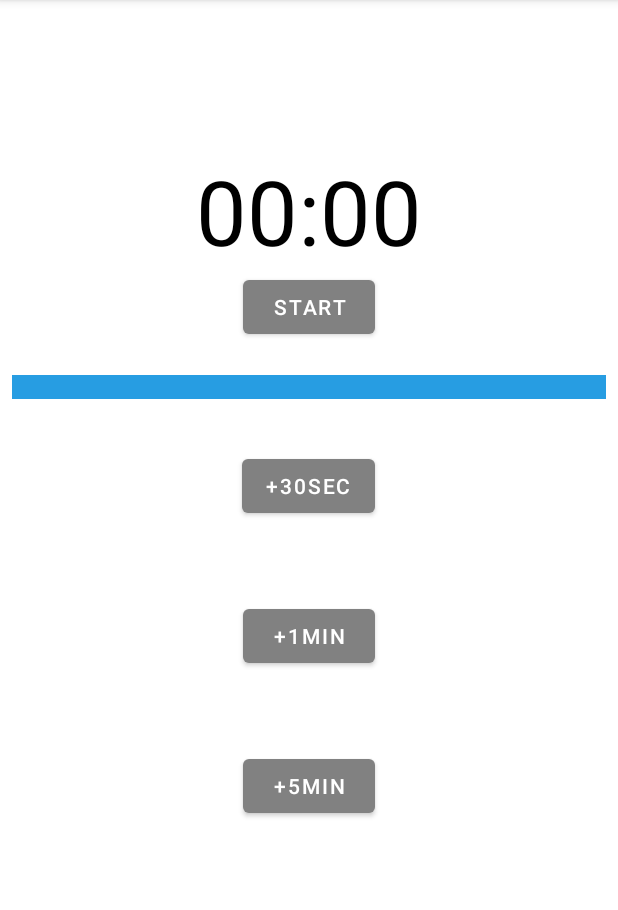
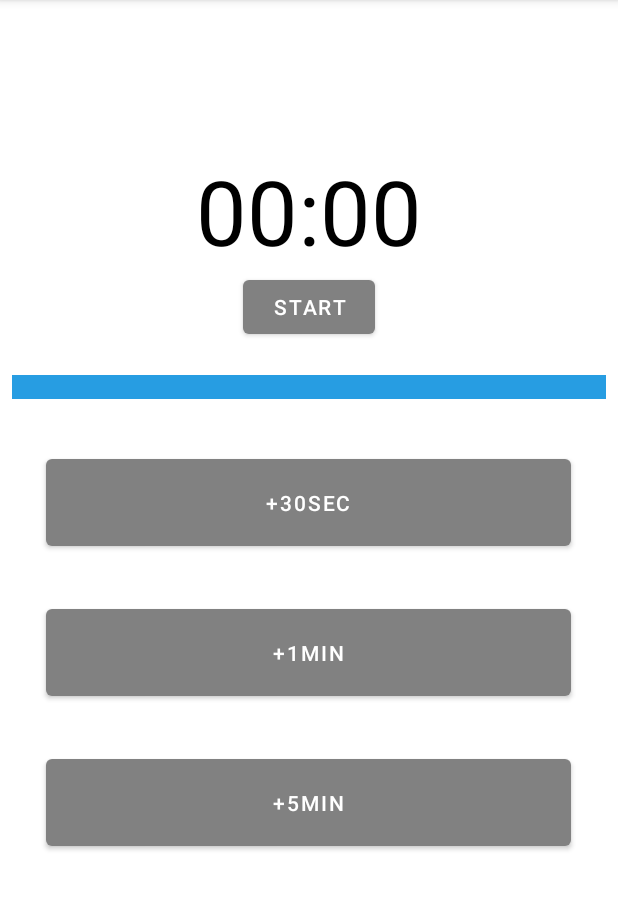
Before and after one commit to muraki111/Java_Android_TimerApp, an Android app: the screen it shows after launch (MainActivity), on a phone screen of 412 x 824 dp, the part 84-994 px from its top. Run offline under Robolectric (Android 15) with nearby library versions, the phone set to English and light mode, and no system bars; pictures from the network do not load.

Commit message:
1分未満の時の処理追加(音・プログレスバーを赤に)

```diff
--- a/app/src/main/java/com/example/TimerApp/SoundPlayer.java
+++ b/app/src/main/java/com/example/TimerApp/SoundPlayer.java
@@ -9,14 +9,19 @@ public class SoundPlayer {
 
     private static SoundPool soundPool;
     private static int alarmSound;
+    private static int littleSound;
 
     public SoundPlayer(Context context) {
 
         soundPool = new SoundPool(1, AudioManager.STREAM_MUSIC, 0);
 
         alarmSound = soundPool.load(context, R.raw.alarm, 1);
+        littleSound = soundPool.load(context, R.raw.little, 1);
     }
     public void playalarmSound() {
         soundPool.play(alarmSound, 1.0f, 1.0f, 1, 0, 1.0f);
     }
+    public void playlittleSound() {
+        soundPool.play(littleSound, 1.0f, 1.0f, 1, 0, 1.0f);
+    }
 }
--- a/app/src/main/res/layout/activity_main.xml
+++ b/app/src/main/res/layout/activity_main.xml
@@ -4,6 +4,7 @@
     xmlns:tools="http://schemas.android.com/tools"
     android:layout_width="match_parent"
     android:layout_height="match_parent"
+    android:background="#ffffff"
     tools:context="com.codinginflow.countdowntimerexample.MainActivity">
 
     <TextView
@@ -40,33 +41,33 @@
         style="?android:attr/progressBarStyleHorizontal"
         android:layout_width="fill_parent"
         android:layout_height="wrap_content"
-        android:progressDrawable="@drawable/circle_progress"
-        android:layout_marginEnd="8dp"
         android:layout_marginStart="8dp"
         android:layout_marginTop="250dp"
-        android:progress="20" />
+        android:layout_marginEnd="8dp"
+        android:progress="20"
+        android:progressDrawable="@drawable/circle_progress" />
 
     <Button
-        android:text="@string/start"
         android:id="@+id/button_30"
+        android:layout_width="350dp"
+        android:layout_height="70dp"
+        android:layout_centerHorizontal="true"
         android:layout_marginTop="300dp"
-        android:layout_centerHorizontal="true"
-        android:layout_width="wrap_content"
-        android:layout_height="wrap_content" />
+        android:text="@string/start" />
 
     <Button
-        android:text="@string/stop"
         android:id="@+id/button_1"
+        android:layout_width="350dp"
+        android:layout_height="70dp"
+        android:layout_centerHorizontal="true"
         android:layout_marginTop="400dp"
-        android:layout_centerHorizontal="true"
-        android:layout_width="wrap_content"
-        android:layout_height="wrap_content" />
+        android:text="@string/stop" />
 
     <Button
-        android:text="@string/reset"
         android:id="@+id/button_5"
+        android:layout_width="350dp"
+        android:layout_height="70dp"
+        android:layout_centerHorizontal="true"
         android:layout_marginTop="500dp"
-        android:layout_centerHorizontal="true"
-        android:layout_width="wrap_content"
-        android:layout_height="wrap_content" />
+        android:text="@string/reset" />
 </RelativeLayout>
```
